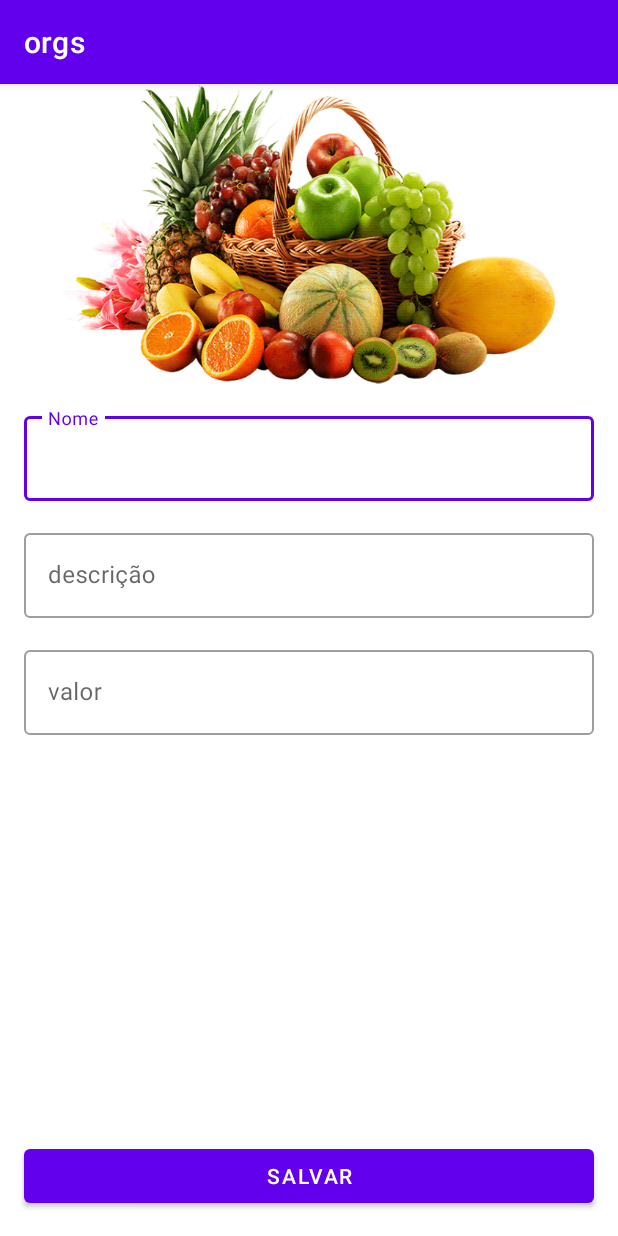
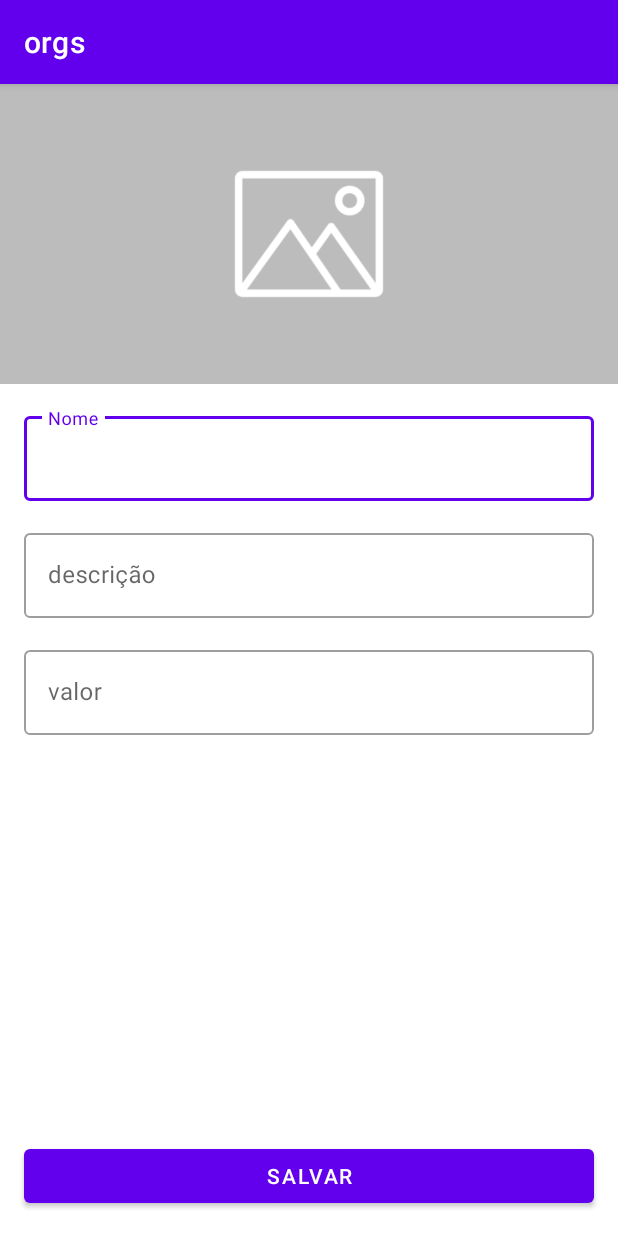
Before and after one commit to JuanRodriguesDev/Orgs, an Android app: the screen it shows after launch (FormsActivity), after a tap on an icon or button, on a phone screen of 412 x 824 dp. Run offline under Robolectric (Android 15) with nearby library versions, the phone set to English and light mode, and no system bars.

Commit message:
URL image integration

```diff
--- a/app/src/main/java/com/project/orgs/ListaProdutosAdapter.kt
+++ b/app/src/main/java/com/project/orgs/ListaProdutosAdapter.kt
@@ -6,6 +6,7 @@ import android.view.View
 import android.view.ViewGroup
 import android.widget.TextView
 import androidx.recyclerview.widget.RecyclerView
+import java.math.BigDecimal
 import java.text.NumberFormat
 import java.util.*
 
@@ -21,6 +22,7 @@ class ListaProdutosAdapter(
     override fun onCreateViewHolder(parent: ViewGroup, viewType: Int): ViewHolder {
         val inflater = LayoutInflater.from(context)
         val view = inflater.inflate(R.layout.product_item, parent, false)
+
         return ViewHolder(view)
     }
 
@@ -37,7 +39,7 @@ class ListaProdutosAdapter(
         notifyDataSetChanged()
     }
 
-}
+
 
     private fun RecyclerView.ViewHolder.vincula(produto: Produto) {
         val name = itemView.findViewById<TextView>(R.id.product_item_name)
@@ -54,3 +56,4 @@ private fun formatBRL(): NumberFormat {
         val formatador: NumberFormat = NumberFormat.getCurrencyInstance(Locale("pt", "br"))
         return formatador
     }
+}
--- a/app/src/main/java/com/project/orgs/ui/activity/FormsActivity.kt
+++ b/app/src/main/java/com/project/orgs/ui/activity/FormsActivity.kt
@@ -4,6 +4,8 @@ import androidx.appcompat.app.AppCompatActivity
 import android.os.Bundle
 import android.widget.Button
 import android.widget.EditText
+import android.widget.ImageView
+import androidx.appcompat.app.AlertDialog
 import com.project.orgs.Produto
 import com.project.orgs.R
 import com.project.orgs.dao.ProdutosDao
@@ -15,8 +17,8 @@ class FormsActivity : AppCompatActivity(R.layout.activity_forms) {
 
     override fun onCreate(savedInstanceState: Bundle?) {
         super.onCreate(savedInstanceState)
-
         configBtnSaveData()
+        alertAction()
     }
 
     private fun configBtnSaveData() {
@@ -51,4 +53,13 @@ class FormsActivity : AppCompatActivity(R.layout.activity_forms) {
             value = value
         )
     }
+    private fun alertAction() {
+        AlertDialog.Builder(this)
+            .setView(R.layout.forms_image)
+            .setPositiveButton("Confirmar") { _, _ ->  }
+
+            .setNegativeButton("Cancelar"){ _, _ ->  }
+            .show()
+    }
+
 }
--- a/app/src/main/java/com/project/orgs/ui/activity/ProductListActivity.kt
+++ b/app/src/main/java/com/project/orgs/ui/activity/ProductListActivity.kt
@@ -2,7 +2,6 @@ package com.project.orgs.ui.activity
 
 import android.content.Intent
 import android.os.Bundle
-import androidx.appcompat.app.AlertDialog
 import androidx.appcompat.app.AppCompatActivity
 import androidx.recyclerview.widget.RecyclerView
 import com.google.android.material.floatingactionbutton.FloatingActionButton
@@ -14,12 +13,11 @@ class ProductListActivity: AppCompatActivity(R.layout.main_activity) {
     private val dao = ProdutosDao()
     private val adapter = ListaProdutosAdapter(context = this, produtos = dao.searchAll())
 
+
     override fun onCreate(savedInstanceState: Bundle?) {
         super.onCreate(savedInstanceState)
         configRecyclerView()
         configFab()
-        alertAction()
-
     }
 
     override fun onResume() {
@@ -44,15 +42,4 @@ class ProductListActivity: AppCompatActivity(R.layout.main_activity) {
         val recyclerView = findViewById<RecyclerView>(R.id.activity_list_recyclerView)
         recyclerView.adapter = adapter
     }
-
-    private fun alertAction() {
-        AlertDialog.Builder(this)
-            .setTitle("Test Title")
-            .setMessage("Test message")
-            .setPositiveButton("Confirmar") { _, _ ->  }
-
-            .setNegativeButton("Cancelar"){ _, _ ->  }
-            .show()
-    }
-
 }
--- /dev/null
+++ b/app/src/main/res/drawable/ic_action_refresh_24.xml
@@ -0,0 +1,5 @@
+<vector android:height="24dp" android:tint="#000000"
+    android:viewportHeight="24" android:viewportWidth="24"
+    android:width="24dp" xmlns:android="http://schemas.android.com/apk/res/android">
+    <path android:fillColor="@android:color/white" android:pathData="M17.65,6.35C16.2,4.9 14.21,4 12,4c-4.42,0 -7.99,3.58 -7.99,8s3.57,8 7.99,8c3.73,0 6.84,-2.55 7.73,-6h-2.08c-0.82,2.33 -3.04,4 -5.65,4 -3.31,0 -6,-2.69 -6,-6s2.69,-6 6,-6c1.66,0 3.14,0.69 4.22,1.78L13,11h7V4l-2.35,2.35z"/>
+</vector>
--- a/app/src/main/res/layout/activity_forms.xml
+++ b/app/src/main/res/layout/activity_forms.xml
@@ -1,6 +1,5 @@
 <?xml version="1.0" encoding="utf-8"?>
-<ScrollView
-    xmlns:android="http://schemas.android.com/apk/res/android"
+<ScrollView xmlns:android="http://schemas.android.com/apk/res/android"
     xmlns:app="http://schemas.android.com/apk/res-auto"
     xmlns:tools="http://schemas.android.com/tools"
     android:layout_width="match_parent"
@@ -16,64 +15,68 @@ tools:context=".ui.activity.FormsActivity">
             android:id="@+id/activity_forms_image"
             android:layout_width="0dp"
             android:layout_height="200dp"
+            android:scaleType="centerCrop"
+            app:layout_constraintEnd_toEndOf="parent"
+            app:layout_constraintStart_toStartOf="parent"
             app:layout_constraintTop_toTopOf="parent"
-        app:layout_constraintStart_toStartOf="parent"
-        app:layout_constraintEnd_toEndOf="parent"
-        app:srcCompat="@drawable/cestadefrutas" />
+            app:srcCompat="@drawable/imagem_padrao" />
 
         <com.google.android.material.textfield.TextInputLayout
             android:id="@+id/TextInputLayout_name"
+            style="@style/Widget.MaterialComponents.TextInputLayout.OutlinedBox"
             android:layout_width="0dp"
             android:layout_height="wrap_content"
             android:layout_margin="16dp"
+            app:layout_constraintEnd_toEndOf="parent"
             app:layout_constraintStart_toStartOf="parent"
-        app:layout_constraintEnd_toEndOf="parent"
-        app:layout_constraintTop_toBottomOf="@id/activity_forms_image"
-        style="@style/Widget.MaterialComponents.TextInputLayout.OutlinedBox">
+            app:layout_constraintTop_toBottomOf="@id/activity_forms_image">
 
             <com.google.android.material.textfield.TextInputEditText
                 android:id="@+id/acitivity_forms_name"
                 android:layout_width="match_parent"
                 android:layout_height="wrap_content"
-            android:hint="Nome" />
+                android:hint="Nome"
+                android:inputType="text" />
         </com.google.android.material.textfield.TextInputLayout>
 
         //------------------------------------------------------------------------------------------
 
         <com.google.android.material.textfield.TextInputLayout
             android:id="@+id/TextInputLayout_description"
+            style="@style/Widget.MaterialComponents.TextInputLayout.OutlinedBox"
             android:layout_width="0dp"
             android:layout_height="wrap_content"
             android:layout_margin="16dp"
+            app:layout_constraintEnd_toEndOf="parent"
             app:layout_constraintStart_toStartOf="parent"
-        app:layout_constraintEnd_toEndOf="parent"
-        app:layout_constraintTop_toBottomOf="@id/TextInputLayout_name"
-        style="@style/Widget.MaterialComponents.TextInputLayout.OutlinedBox">
+            app:layout_constraintTop_toBottomOf="@id/TextInputLayout_name">
 
             <com.google.android.material.textfield.TextInputEditText
                 android:id="@+id/acitivity_forms_description"
                 android:layout_width="match_parent"
                 android:layout_height="wrap_content"
-            android:hint="descrição" />
+                android:hint="descrição"
+                android:inputType="text" />
         </com.google.android.material.textfield.TextInputLayout>
 
         //------------------------------------------------------------------------------------------
 
         <com.google.android.material.textfield.TextInputLayout
             android:id="@+id/TextInputLayout_value"
+            style="@style/Widget.MaterialComponents.TextInputLayout.OutlinedBox"
             android:layout_width="0dp"
             android:layout_height="wrap_content"
             android:layout_margin="16dp"
+            app:layout_constraintEnd_toEndOf="parent"
             app:layout_constraintStart_toStartOf="parent"
-        app:layout_constraintEnd_toEndOf="parent"
-        app:layout_constraintTop_toBottomOf="@id/TextInputLayout_description"
-        style="@style/Widget.MaterialComponents.TextInputLayout.OutlinedBox">
+            app:layout_constraintTop_toBottomOf="@id/TextInputLayout_description">
 
             <com.google.android.material.textfield.TextInputEditText
                 android:id="@+id/acitivity_forms_value"
                 android:layout_width="match_parent"
                 android:layout_height="wrap_content"
-            android:hint="valor" />
+                android:hint="valor"
+                android:inputType="numberDecimal" />
         </com.google.android.material.textfield.TextInputLayout>
 
         //------------------------------------------------------------------------------------------
@@ -84,12 +87,12 @@ tools:context=".ui.activity.FormsActivity">
             android:layout_height="wrap_content"
             android:layout_margin="16dp"
             android:text="Salvar"
-    app:layout_constraintVertical_bias="1"
+            app:layout_constraintBottom_toBottomOf="parent"
             app:layout_constraintEnd_toEndOf="parent"
+            app:layout_constraintHorizontal_bias="1"
             app:layout_constraintStart_toStartOf="parent"
-    app:layout_constraintBottom_toBottomOf="parent"
             app:layout_constraintTop_toBottomOf="@+id/TextInputLayout_value"
-    app:layout_constraintHorizontal_bias="1"/>
+            app:layout_constraintVertical_bias="1" />
 
 
     </androidx.constraintlayout.widget.ConstraintLayout>
```
Also changed, not shown: app/src/main/res/layout/forms_image.xml (added, +56 -0 lines), app/src/main/res/android-com-kotlin-personalizando-ui-resources-imagem-padrao/drawable-hdpi/imagem_padrao.png (added), app/src/main/res/android-com-kotlin-personalizando-ui-resources-imagem-padrao/drawable-ldpi/imagem_padrao.png (added), app/src/main/res/android-com-kotlin-personalizando-ui-resources-imagem-padrao/drawable-mdpi/imagem_padrao.png (added), app/src/main/res/android-com-kotlin-personalizando-ui-resources-imagem-padrao/drawable-xhdpi/imagem_padrao.png (added), app/src/main/res/android-com-kotlin-personalizando-ui-resources-imagem-padrao/drawable-xxhdpi/imagem_padrao.png (added), app/src/main/res/android-com-kotlin-personalizando-ui-resources-imagem-padrao/drawable-xxxhdpi/imagem_padrao.png (added), app/src/main/res/drawable/imagem_padrao.png (added). Lines whose indentation alone changed are shown as unchanged.
